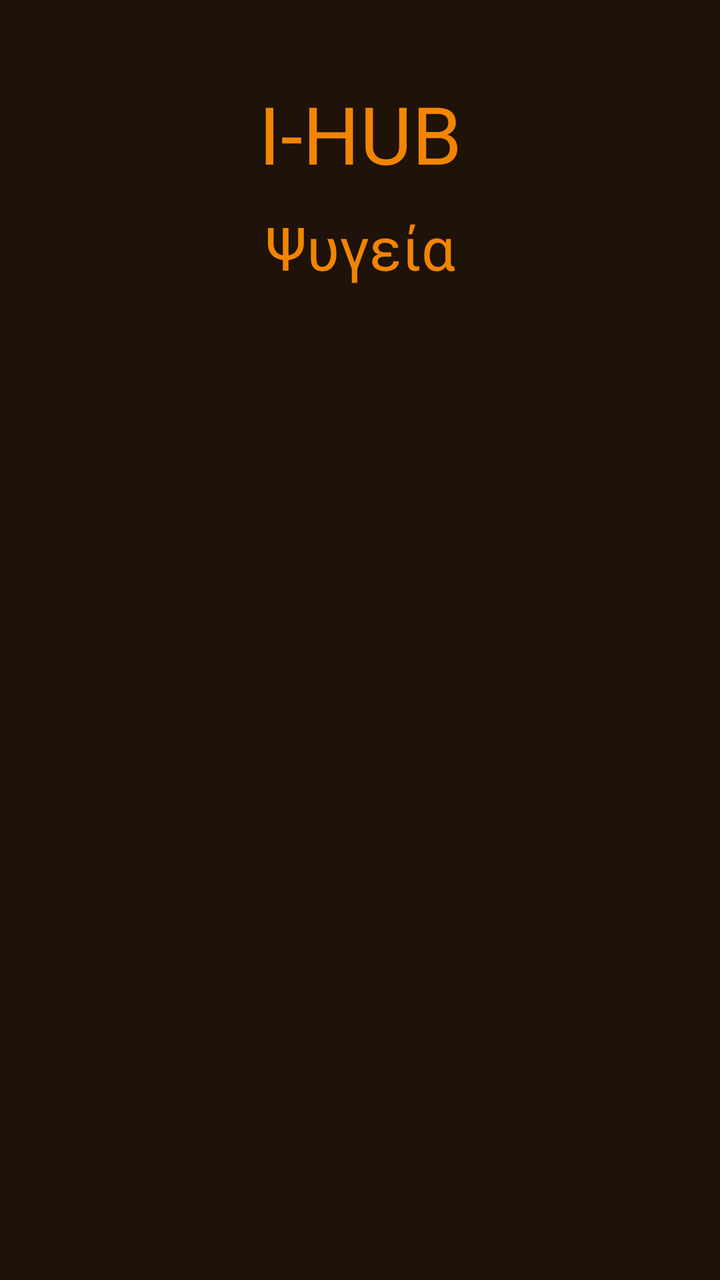
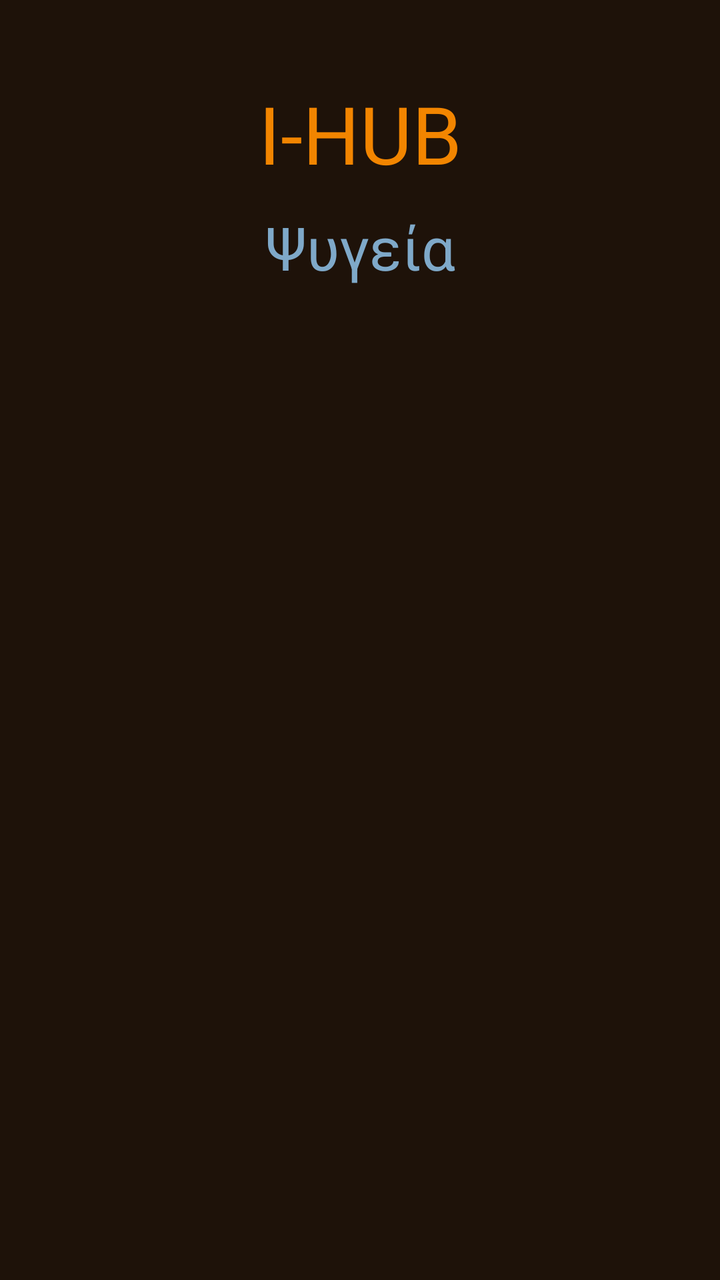

Two renders of the same Android screen: before a commit and after it. Below are the layout's source before the change and the commit's diff.
<!-- AndroidManifest.xml: application theme Theme.IHUB -->
<!-- res/layout/fridge.xml -->
<?xml version="1.0" encoding="utf-8"?>
<androidx.constraintlayout.widget.ConstraintLayout xmlns:android="http://schemas.android.com/apk/res/android"
    android:layout_width="match_parent"
    android:layout_height="match_parent"
    xmlns:app="http://schemas.android.com/apk/res-auto"
    android:background="@color/brown">


    <TextView
        android:id="@+id/titleText"
        android:layout_width="wrap_content"
        android:layout_height="wrap_content"
        android:text="I-HUB"
        android:textColor="@color/orange"
        app:layout_constraintEnd_toEndOf="parent"
        app:layout_constraintStart_toStartOf="parent"
        app:layout_constraintTop_toTopOf="parent"
        android:textSize="40sp"
        android:layout_marginTop="40sp"/>
    <TextView
        android:layout_width="wrap_content"
        android:layout_height="wrap_content"
        android:text="Ψυγεία"
        android:textSize="30sp"
        android:textColor="@color/orange"
        app:layout_constraintTop_toBottomOf="@+id/titleText"
        app:layout_constraintStart_toStartOf="parent"
        app:layout_constraintEnd_toEndOf="parent"
        android:layout_marginTop="10dp"/>


</androidx.constraintlayout.widget.ConstraintLayout>
<!-- resources referenced by this layout -->
<resources>
  <color name="brown">#1E1209</color>
  <color name="orange">#F28500</color>
  <style name="Theme.IHUB" parent="Base.Theme.IHUB" />
  <style name="Base.Theme.IHUB" parent="Theme.Material3.DayNight.NoActionBar">
          
          
      </style>
</resources>

<!-- the commit's change to res/layout/fridge.xml (unified diff, before → after) -->
@@ -22,7 +22,7 @@
         android:layout_height="wrap_content"
         android:text="Ψυγεία"
         android:textSize="30sp"
-        android:textColor="@color/orange"
+        android:textColor="@color/stealblue"
         app:layout_constraintTop_toBottomOf="@+id/titleText"
         app:layout_constraintStart_toStartOf="parent"
         app:layout_constraintEnd_toEndOf="parent"
<!-- resource entries referenced after the edit -->
@@ -2,6 +2,7 @@
 <resources>
   <color name="brown">#1E1209</color>
   <color name="orange">#F28500</color>
+  <color name="stealblue">#7FA9C9</color>
   <style name="Theme.IHUB" parent="Base.Theme.IHUB" />
   <style name="Base.Theme.IHUB" parent="Theme.Material3.DayNight.NoActionBar">
           
